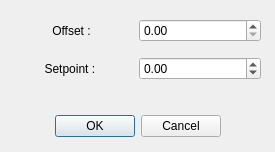
Old version of the form gui/focus/ui_autofocus_offset_parameters.ui in the repository NollmannLab/qudi-HiM.
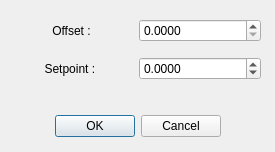
New version of the form.

Commit message: Change limits for the input values

The edit to the form file:
```diff
--- a/gui/focus/ui_autofocus_offset_parameters.ui
+++ b/gui/focus/ui_autofocus_offset_parameters.ui
@@ -67,6 +67,9 @@
     </item>
     <item row="0" column="1">
      <widget class="QDoubleSpinBox" name="Offset_doubleSpinBox">
+      <property name="decimals">
+       <number>4</number>
+      </property>
       <property name="maximum">
        <double>200.000000000000000</double>
       </property>
@@ -77,11 +80,14 @@
     </item>
     <item row="1" column="1">
      <widget class="QDoubleSpinBox" name="Setpoint_doubleSpinBox">
+      <property name="decimals">
+       <number>4</number>
+      </property>
       <property name="minimum">
-       <double>-5000.000000000000000</double>
+       <double>-50000.000000000000000</double>
       </property>
       <property name="maximum">
-       <double>5000.000000000000000</double>
+       <double>50000.000000000000000</double>
       </property>
       <property name="singleStep">
        <double>0.100000000000000</double>
```
